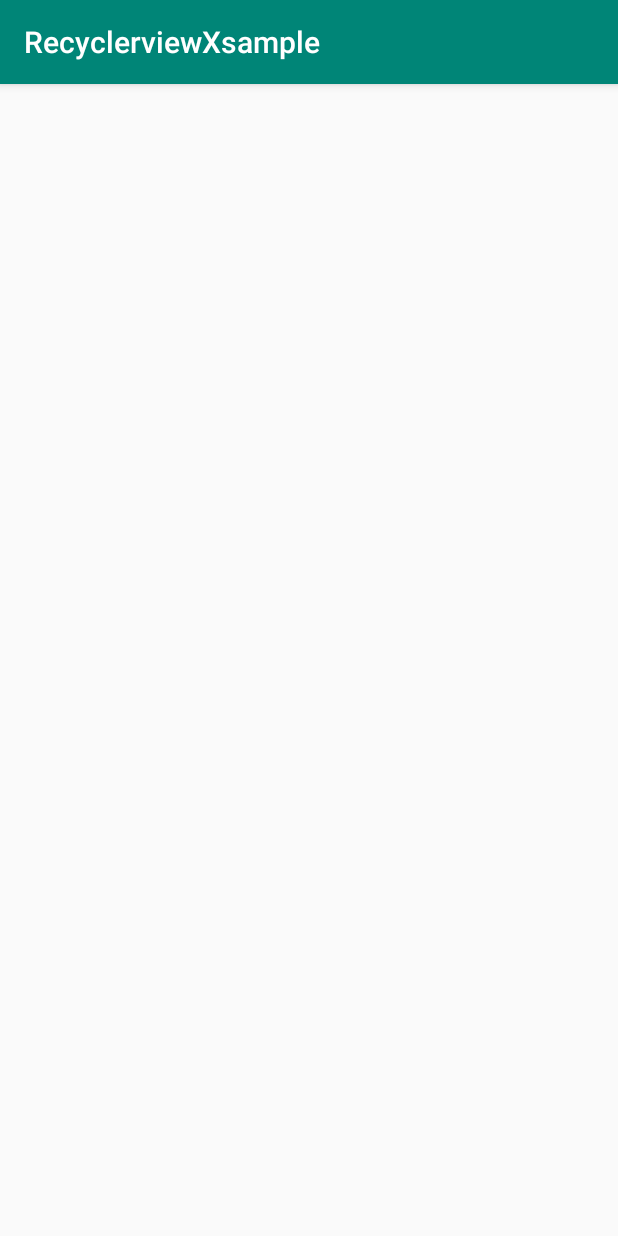
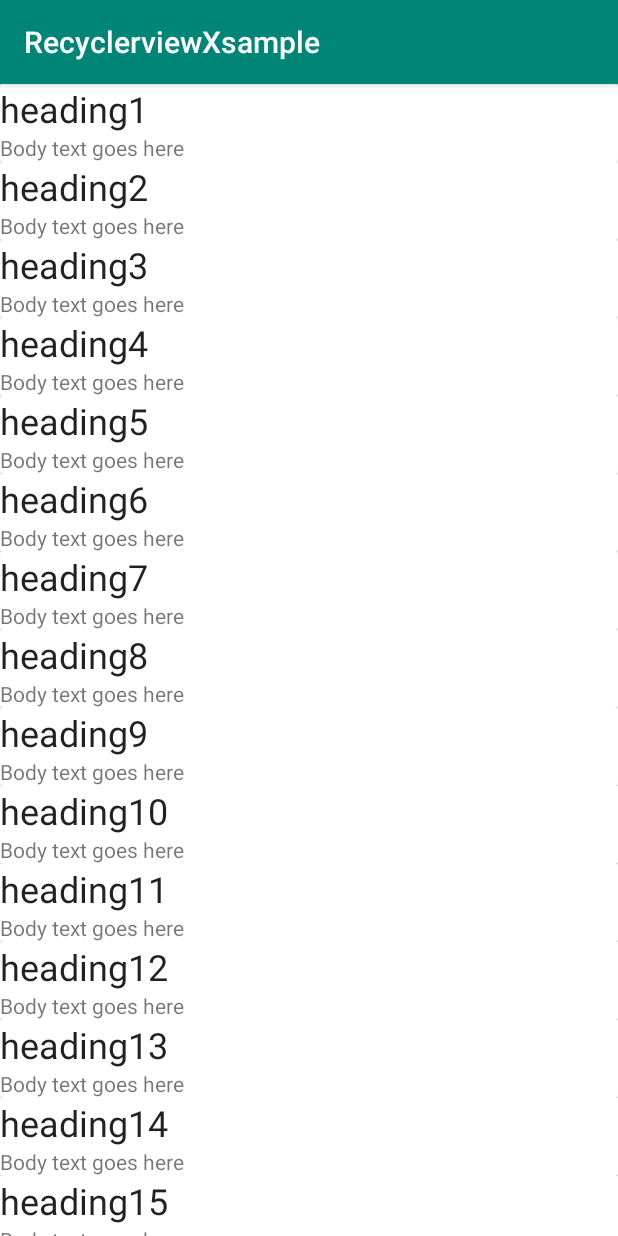
Before and after one commit to KnightsTiger/RecyclerviewXsample, an Android app: the screen it shows after launch (MainActivity), on a phone screen of 412 x 824 dp. Run offline under Robolectric (Android 15) with nearby library versions, the phone set to English and light mode, and no system bars.

Commit message:
listview Completed

```diff
--- a/app/src/main/java/com/xsample/recyclerviewxsample/MainActivity.java
+++ b/app/src/main/java/com/xsample/recyclerviewxsample/MainActivity.java
@@ -26,11 +26,14 @@ public class MainActivity extends AppCompatActivity {
 
         listItems = new ArrayList<>();
 
-        for(int i=0;i<10;i++){
+        for(int i=0;i<30;i++){
             ListItem listItem = new ListItem(
-                    "heading" + i+1,
+                    "heading" + (i+1),
                     "Body text goes here"
-            )
+            );
+            listItems.add(listItem);
         }
+        adapter = new MyAdapter(listItems,this);
+        recyclerView.setAdapter(adapter);
     }
 }
--- a/app/src/main/res/layout/cardview.xml
+++ b/app/src/main/res/layout/cardview.xml
@@ -2,9 +2,10 @@
 <LinearLayout
     android:id="@+id/list_item"
     xmlns:android="http://schemas.android.com/apk/res/android" android:layout_width="match_parent"
-    android:layout_height="match_parent">
+    android:layout_height="wrap_content">
+    <!--android:layout_margin="@dimen/activity_horizontal_margin"-->
+    <android.support.v7.widget.CardView
 
-    <android.support.v7.widget.CardView
         android:layout_width="match_parent"
         android:layout_height="wrap_content">
 
```
